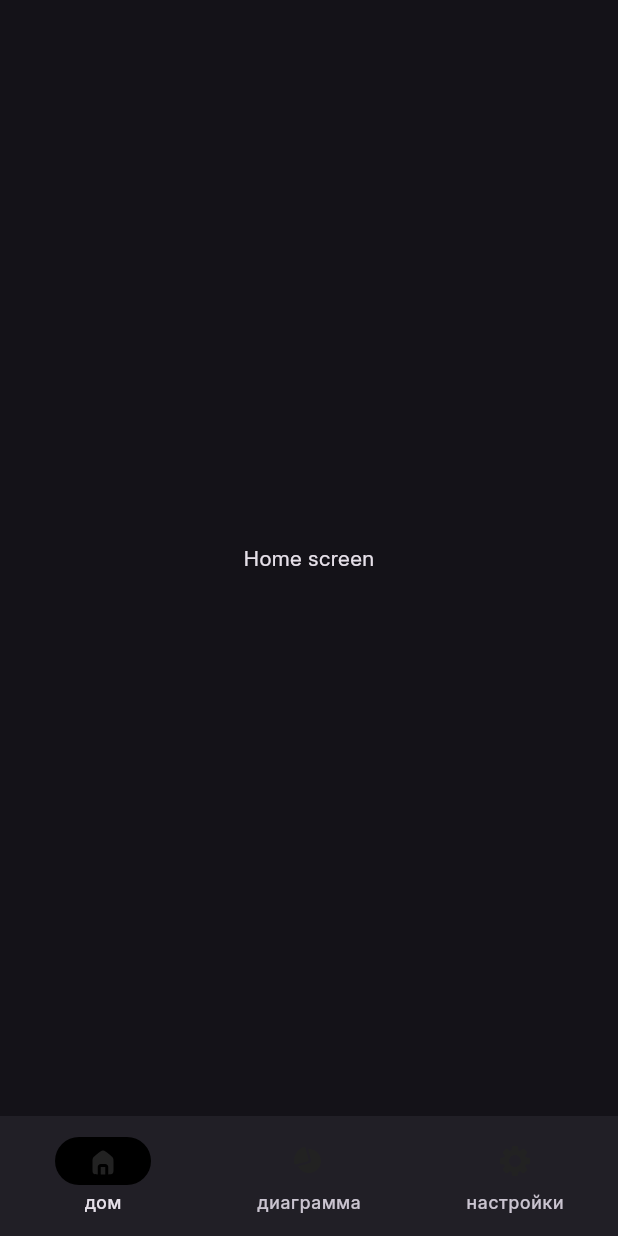
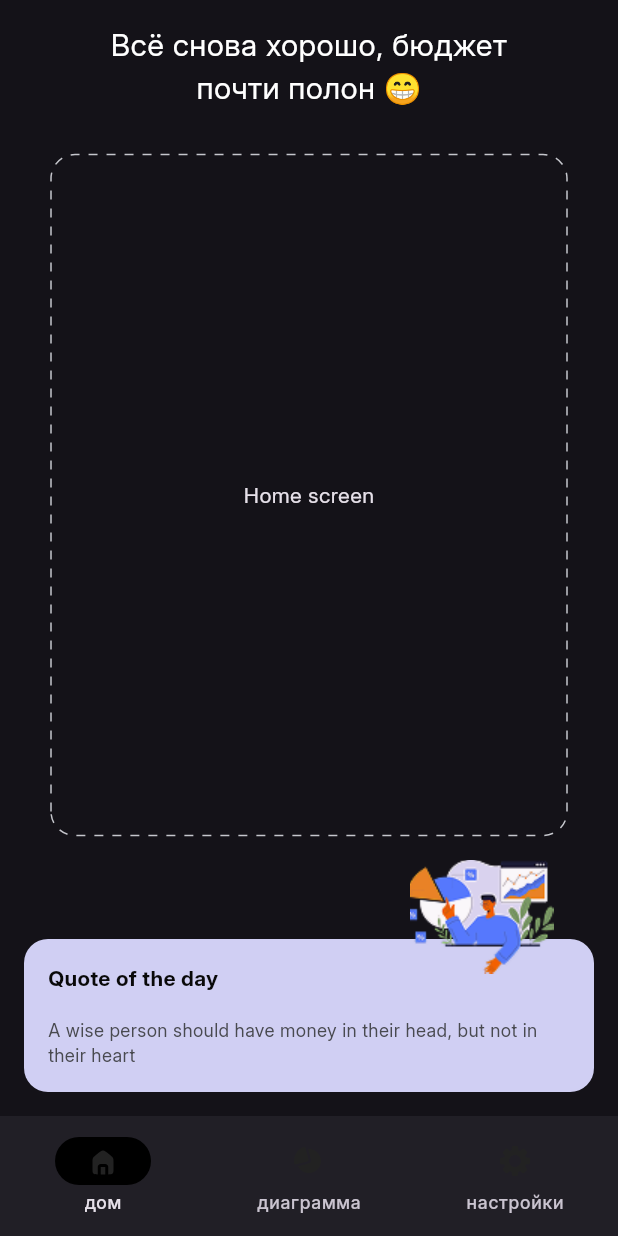
Before and after one commit to Skylaunch/findet, a Flutter app: the screen it shows after launch, on a phone screen of 412 x 824 dp. Run offline on Flutter 3.47's test engine with Material 3 defaults, Android fonts, the phone set to English and light mode, and no system bars; drawn by our look-alikes of dotted_border; our stand-ins replace flutter_bloc, flutter_svg, fluttertoast, go_router, injectable, logger and 1 more.

Commit message:
Частично добавил UI главного экрана

```diff
--- a/lib/ui/features/home/home_screen.dart
+++ b/lib/ui/features/home/home_screen.dart
@@ -1,3 +1,6 @@
+import 'package:dotted_border/dotted_border.dart';
+import 'package:findet/helpers/extensions.dart';
+import 'package:findet/ui/features/home/widgets/quote_item.dart';
 import 'package:flutter/material.dart';
 
 class HomeScreen extends StatelessWidget {
@@ -5,9 +8,54 @@ class HomeScreen extends StatelessWidget {
 
   @override
   Widget build(BuildContext context) {
-    return const Scaffold(
-      body: Center(
-        child: Text('Home screen'),
+    return SafeArea(
+      child: Scaffold(
+        body: Stack(
+          children: [
+            Align(
+              alignment: Alignment.topCenter,
+              child: Column(
+                mainAxisSize: MainAxisSize.min,
+                children: [
+                  const Text(
+                    // Перенести в l10n и вынести в блок бюджета
+                    'Всё снова хорошо, бюджет\nпочти полон 😁',
+                    // 'Я не волнуюсь, но от бюджета\nосталось менее 75% 😅',
+                    // 'По моим подсчётам, от\nбюджета осталось менее 50% 😮',
+                    // 'Ох... похоже осталось\nболее 25% бюджета 😱',
+                    // 'Неудача... Мы вышли за рамки\nзапланированного бюджета! 😓',
+                    textAlign: TextAlign.center,
+                    style: TextStyle(
+                      fontSize: 20,
+                      color: Colors.white,
+                    ),
+                  ).padding(
+                    edgeInsets: const EdgeInsets.only(bottom: 30, top: 15),
+                  ),
+                  DottedBorder(
+                    color: const Color(0xffC5C6CC),
+                    dashPattern: const [6, 6],
+                    borderType: BorderType.RRect,
+                    radius: const Radius.circular(16),
+                    child: const SizedBox(
+                      height: 450,
+                      width: 340,
+                      child: Center(
+                        child: Text('Home screen'),
+                      ),
+                    ),
+                  ),
+                ],
+              ),
+            ),
+            const Align(
+              alignment: Alignment.bottomCenter,
+              child: QuoteItem(
+                quoteText: 'A wise person should have money in their head, but not in their heart',
+              ),
+            ),
+          ],
+        ),
       ),
     );
   }
--- /dev/null
+++ b/lib/ui/features/home/widgets/quote_item.dart
@@ -0,0 +1,107 @@
+import 'package:flutter/material.dart';
+
+class QuoteItem extends StatefulWidget {
+  const QuoteItem({super.key, required this.quoteText});
+
+  final String quoteText;
+
+  @override
+  State<QuoteItem> createState() => _QuoteItemState();
+}
+
+class _QuoteItemState extends State<QuoteItem> with SingleTickerProviderStateMixin {
+  bool _isDismissed = false;
+  late AnimationController _controller;
+  late Animation<Offset> _offsetAnimation;
+
+  @override
+  void initState() {
+    super.initState();
+    _controller = AnimationController(
+      duration: const Duration(milliseconds: 2000),
+      vsync: this,
+    );
+
+    _offsetAnimation = Tween<Offset>(
+      begin: const Offset(0.0, 2.0),
+      end: Offset.zero,
+    ).animate(CurvedAnimation(
+      parent: _controller,
+      curve: Curves.easeInOut,
+    ));
+
+    // Запускаем анимацию при загрузке виджета
+    _controller.forward();
+  }
+
+  @override
+  void dispose() {
+    _controller.dispose();
+    super.dispose();
+  }
+
+  @override
+  Widget build(BuildContext context) {
+    return _isDismissed
+        ? const SizedBox.shrink()
+        : Dismissible(
+            key: UniqueKey(),
+            direction: DismissDirection.down,
+            onDismissed: (direction) {
+              setState(() {
+                _isDismissed = true;
+              });
+            },
+            child: Padding(
+              padding: const EdgeInsets.only(left: 16, right: 16, bottom: 16),
+              child: SlideTransition(
+                position: _offsetAnimation,
+                child: Stack(
+                  clipBehavior: Clip.none,
+                  children: [
+                    Container(
+                      width: MediaQuery.of(context).size.width,
+                      padding: const EdgeInsets.all(16),
+                      decoration: BoxDecoration(
+                        color: const Color(0xffD0CFF3),
+                        borderRadius: BorderRadius.circular(16),
+                      ),
+                      child: Column(
+                        crossAxisAlignment: CrossAxisAlignment.start,
+                        mainAxisSize: MainAxisSize.min,
+                        children: [
+                          const Text(
+                            'Quote of the day',
+                            style: TextStyle(
+                              fontSize: 14,
+                              fontWeight: FontWeight.bold,
+                              color: Color(0xff090909),
+                            ),
+                          ),
+                          const SizedBox(height: 16),
+                          Text(
+                            widget.quoteText,
+                            style: const TextStyle(
+                              fontSize: 12,
+                              color: Color(0xff494A50),
+                            ),
+                          ),
+                        ],
+                      ),
+                    ),
+                    Positioned(
+                      top: -90,
+                      right: 0,
+                      child: Image.asset(
+                        'lib/assets/images/quotes/first_day.png',
+                        width: 150,
+                        height: 150,
+                      ),
+                    ),
+                  ],
+                ),
+              ),
+            ),
+          );
+  }
+}
```
